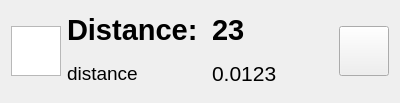
First picture: the form in GUI/include/models/Widget.ui, repository sipho-mancam/4thView, before the edit.
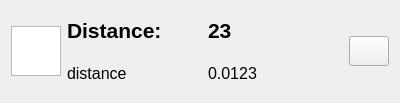
Second picture: the form after the edit. Icons and pictures are not drawn.

What changed in the file:
```diff
--- a/GUI/include/models/Widget.ui
+++ b/GUI/include/models/Widget.ui
@@ -10,6 +10,12 @@
     <height>103</height>
    </rect>
   </property>
+  <property name="sizePolicy">
+   <sizepolicy hsizetype="Fixed" vsizetype="Fixed">
+    <horstretch>0</horstretch>
+    <verstretch>0</verstretch>
+   </sizepolicy>
+  </property>
   <property name="maximumSize">
    <size>
     <width>400</width>
@@ -44,7 +50,7 @@
         <widget class="QLabel" name="label">
          <property name="font">
           <font>
-           <pointsize>22</pointsize>
+           <pointsize>16</pointsize>
            <bold>true</bold>
           </font>
          </property>
@@ -57,7 +63,7 @@
         <widget class="QLabel" name="label_3">
          <property name="font">
           <font>
-           <pointsize>22</pointsize>
+           <pointsize>16</pointsize>
            <bold>true</bold>
           </font>
          </property>
@@ -70,7 +76,7 @@
         <widget class="QLabel" name="label_2">
          <property name="font">
           <font>
-           <pointsize>14</pointsize>
+           <pointsize>12</pointsize>
           </font>
          </property>
          <property name="text">
@@ -82,7 +88,7 @@
         <widget class="QLabel" name="label_4">
          <property name="font">
           <font>
-           <pointsize>16</pointsize>
+           <pointsize>12</pointsize>
           </font>
          </property>
          <property name="text">
@@ -102,8 +108,8 @@
        </property>
        <property name="minimumSize">
         <size>
-         <width>50</width>
-         <height>50</height>
+         <width>30</width>
+         <height>30</height>
         </size>
        </property>
        <property name="text">
```
Left out of the diff: 4 changed lines with no effect on the pictures.
